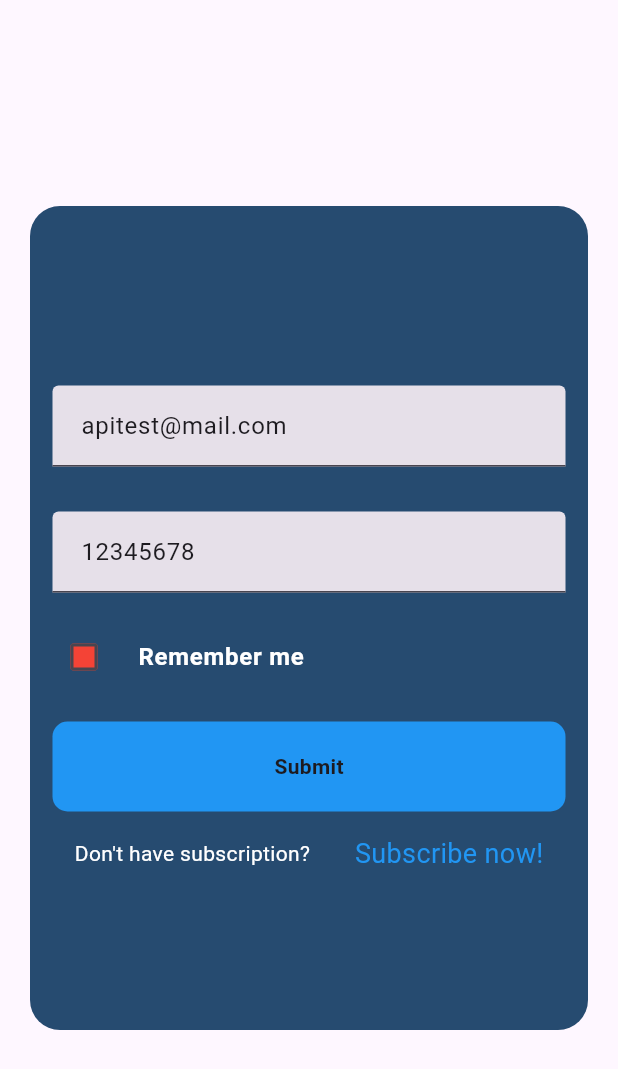
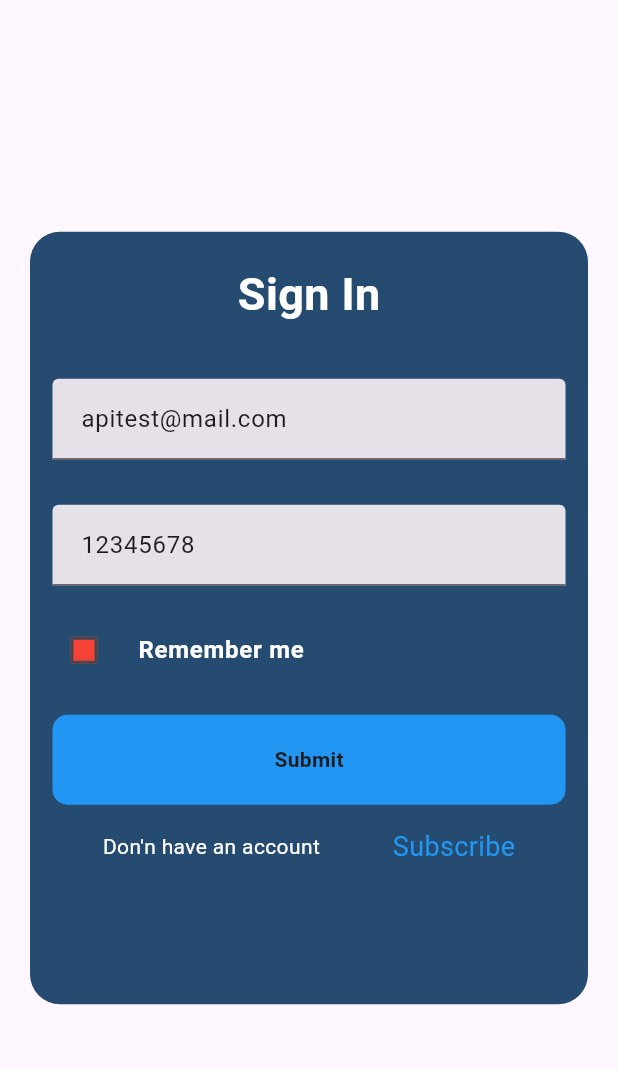
Before and after one commit to Abirul-Islam-Abir/Rajdhani-Tv, a Flutter app: the PremiumScreen screen opened directly, on a phone screen of 412 x 824 dp. Shown: the top 1069 px of the screen. Run offline on Flutter 3.47's test engine with Material 3 defaults, Android fonts, the phone set to English and light mode, and no system bars; our stand-ins replace carousel_slider, connectivity_plus, device_preview, dio, flutter_svg, get and 7 more; accounts and stored records are empty; network calls fail.

Commit message:
create use account screen

```diff
--- /dev/null
+++ b/lib/app/modules/create_account_screen/controller/create_account_controller.dart
@@ -0,0 +1,16 @@
+import 'package:flutter/material.dart';
+import 'package:get/get.dart';
+import 'package:meta/meta.dart';
+
+class CreateAccountController extends GetxController {
+ final nameController = TextEditingController();
+ final passController = TextEditingController();
+ final RxBool _isLoading = false.obs;
+ final RxBool _isChecked = false.obs;
+ bool get isChecked => _isChecked.value;
+ bool get isLoading => _isLoading.value;
+ void isLoaded(isLoad) => _isLoading.value = isLoad;
+ void isCheck(isLoad) => _isChecked.value = isLoad;
+
+
+}
--- a/lib/app/modules/home_screen/controller/home_controller.dart
+++ b/lib/app/modules/home_screen/controller/home_controller.dart
@@ -19,10 +19,11 @@ class HomeScreenController extends GetxController {
   bool isScrollingDown = false;
   double bottomBarHeight = 75;
   int select = 0;
-  bool _isLoadedData = true;
-
-  bool get isLoadedData => _isLoadedData;
-
+  RxBool _isLoadedData = true.obs;
+  bool get isLoadedData => _isLoadedData.value;
+void isLoad(value){
+  _isLoadedData.value = value;
+}
   videoPlayerController() {
     videoController = VideoPlayerController.networkUrl(
       Uri.parse(ApiServices.liveTv),
@@ -93,7 +94,6 @@ class HomeScreenController extends GetxController {
     packageName = packageInfo.packageName;
     version = packageInfo.version;
     buildNumber = packageInfo.buildNumber;
-    update();
   }
 
   List<AllVideosModel> allVideosData = [];
@@ -119,8 +119,7 @@ class HomeScreenController extends GetxController {
     } catch (e) {
       throw Exception(e.toString());
     } finally {
-      _isLoadedData = false;
-      update();
+      isLoad(false);
     }
   }
 
--- a/lib/app/modules/premium_screen/component/background_box.dart
+++ b/lib/app/modules/premium_screen/component/background_box.dart
@@ -15,7 +15,7 @@ class BackgroundBox extends StatelessWidget {
       padding: const EdgeInsets.symmetric(horizontal: 20.0),
       child: Center(
         child: Container(
-          height: MediaQuery.of(context).size.height / 1.5,
+          height: MediaQuery.of(context).size.height / 1.6,
           width: double.infinity,
           decoration: BoxDecoration(
             color: kPrimaryColor.withOpacity(0.90),
--- a/lib/app/modules/premium_screen/component/subscribe_btn.dart
+++ b/lib/app/modules/premium_screen/component/subscribe_btn.dart
@@ -3,22 +3,23 @@ import 'package:flutter/material.dart';
 class SubscribeButton extends StatelessWidget {
   const SubscribeButton({
     super.key,
-    this.tap,
+    this.tap, required this.title, required this.btnText,
   });
 
   final Function()? tap;
-
+final String title;
+final String btnText;
   @override
   Widget build(BuildContext context) {
     return Row(
       mainAxisAlignment: MainAxisAlignment.spaceEvenly,
       children: [
-        const Text('Don\'t have subscription?',
+          Text(title,
             style: TextStyle(color: Colors.white)),
         InkWell(
           onTap: tap,
-          child: const Text(
-            'Subscribe now!',
+          child:   Text(
+            btnText,
             style: TextStyle(
               color: Colors.blue,
               fontSize: 18,
--- a/lib/app/modules/premium_screen/view/premium_screen.dart
+++ b/lib/app/modules/premium_screen/view/premium_screen.dart
@@ -23,13 +23,15 @@ class _PremiumScreenState extends State<PremiumScreen> {
   Widget build(BuildContext context) {
     return Scaffold(
       body: BackgroundBox(
+        child: SingleChildScrollView(
           child: Column(
-          mainAxisAlignment: MainAxisAlignment.center,
+            mainAxisAlignment: MainAxisAlignment.start,
             crossAxisAlignment: CrossAxisAlignment.center,
-          children: [
+            children: [   SizedBox(height: 20),
+              Text('Sign In',style: TextStyle(fontWeight: FontWeight.bold,fontSize: 30,color: Colors.white),),   SizedBox(height: 20),
               CustomTextField(
                 controller: controller.nameController,
-              hint: 'User Name',
+                hint: 'Email',
               ),
               CustomTextField(
                 controller: controller.passController,
@@ -41,8 +43,10 @@ class _PremiumScreenState extends State<PremiumScreen> {
                   isLoading: controller.isLoading, tap: controller.login)),
               SubscribeButton(tap: () {
                 Get.toNamed(RouteName.packageScreen);
-            })
+              },title: 'Don\'n have an account',btnText: 'Subscribe',)
+
             ],
+          ),
         ),
       ),
     );
--- a/lib/app/modules/widgets/video_player.dart
+++ b/lib/app/modules/widgets/video_player.dart
@@ -151,7 +151,7 @@ class FullVideoPlay extends StatelessWidget {
                                 icon: const Icon(
                                   Icons.fullscreen_rounded,
                                   size: 35,
-                                  color: Colors.red,
+                                  color: Colors.white,
                                 ),
                               ),
                             ),
--- a/lib/app/state_holder_binder/state_holder_binding.dart
+++ b/lib/app/state_holder_binder/state_holder_binding.dart
@@ -1,6 +1,7 @@
 import 'package:get/get.dart';
 import 'package:untitled/app/modules/bottom_nav_bar/controller/bottom_nav_controller.dart';
 
+import '../modules/create_account_screen/controller/create_account_controller.dart';
 import '../modules/home_screen/controller/home_controller.dart';
 import '../modules/internet_connectivity/connectivity.dart';
 import '../modules/packages_screen/controller/package_screen_controller.dart';
@@ -12,5 +13,6 @@ class StateHolderBinding extends Bindings {
     Get.lazyPut(() => HomeScreenController());
     Get.lazyPut(() => NetworkController());
     Get.put(PackagesScreenController());
+    Get.put(CreateAccountController());
   }
 }
```
Also changed, not shown: lib/app/modules/create_account_screen/view/create_account_screen.dart (added, +57 -0 lines), lib/app/modules/home_screen/component/slider_videos.dart (added, +61 -0 lines), lib/app/modules/home_screen/component/suggested_video_list.dart (added, +38 -0 lines), lib/app/modules/home_screen/view/home_screen.dart (+13 -87 lines), lib/app/modules/packages_screen/view/packages_screen.dart (+14 -5 lines), lib/app/modules/splash_screen/view/splash_screen.dart (+6 -3 lines). Lines whose indentation alone changed are shown as unchanged.
